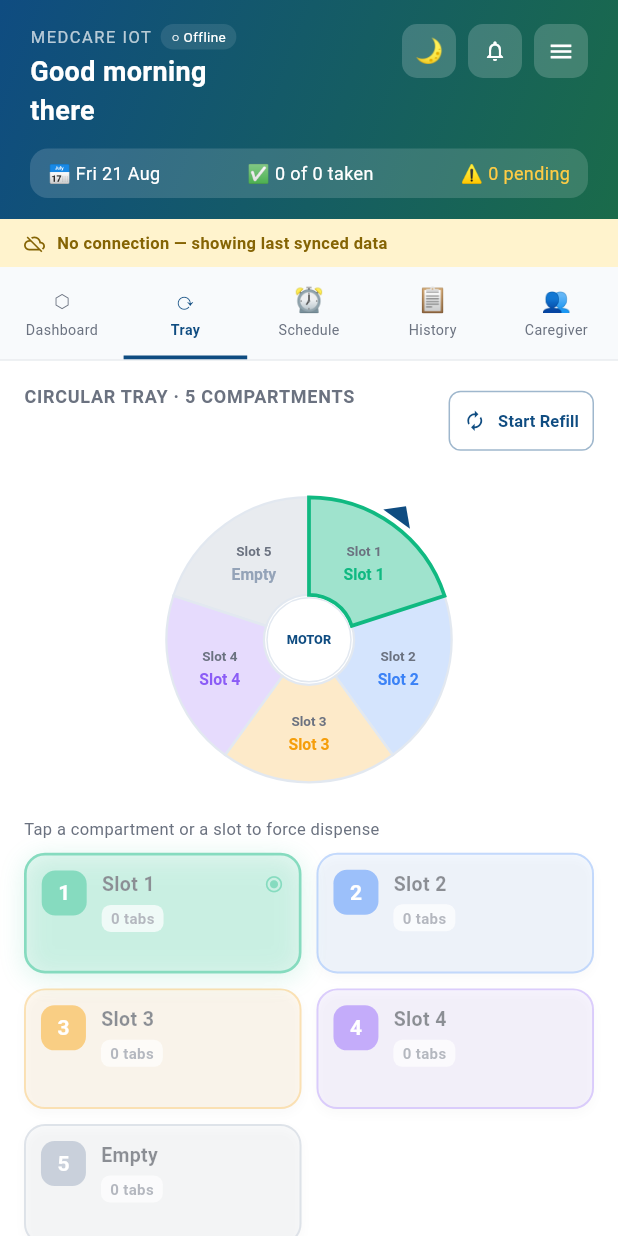
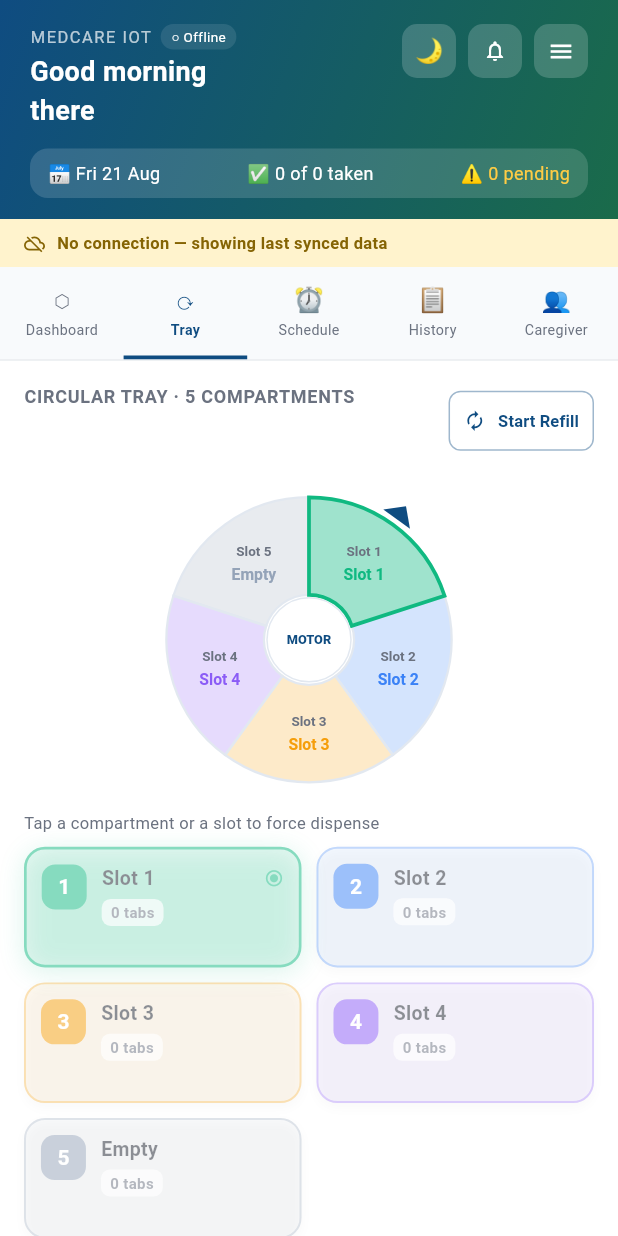
Before and after one commit to mahebialom/medcare-iot-dispenser, a Flutter app: the ThemeReveal widget shown alone on an empty page, opened directly, swiped to page 2, on a phone screen of 412 x 824 dp. Run offline on Flutter 3.47's test engine with Material 3 defaults, Android fonts, the phone set to English and light mode, and no system bars; our stand-ins replace connectivity_plus, firebase_auth, firebase_core, firebase_database, firebase_messaging, flutter_local_notifications and 3 more; accounts and stored records are empty; generated files the repository leaves out were written again.

Commit message:
UI has been slightly improved

```diff
--- a/medcare_app/lib/app_root.dart
+++ b/medcare_app/lib/app_root.dart
@@ -491,14 +491,14 @@ void _showNotifications(BuildContext context, AppState app, AppColors c) {
                                   width: 28,
                                   height: 28,
                                   decoration: BoxDecoration(
-                                    color: c.muted.withOpacity(0.1),
+                                    color: c.muted.withOpacity(0.0),
                                     shape: BoxShape.rectangle,
                                   ),
                                   alignment: Alignment.center,
                                   child: Icon(
                                     Icons.close_rounded,
                                     color: c.muted,
-                                    size: 23,
+                                    size: 26,
                                   ),
                                 ),
                               ),
--- a/medcare_app/lib/screens/tray_screen.dart
+++ b/medcare_app/lib/screens/tray_screen.dart
@@ -162,7 +162,7 @@ class _TrayScreenState extends State<TrayScreen> with SingleTickerProviderStateM
             ),
           ),
         ),
-        const SizedBox(height: 8),
+        const SizedBox(height: 4),
         Text(
           busy
               ? 'Device is ${app.status.mode == 'refill' ? 'in refill mode' : 'busy'}. Try again shortly'
--- a/medcare_app/lib/widgets/theme_reveal.dart
+++ b/medcare_app/lib/widgets/theme_reveal.dart
@@ -54,7 +54,7 @@ class ThemeRevealState extends State<ThemeReveal> with SingleTickerProviderState
 
   late final AnimationController _controller = AnimationController(
     vsync: this,
-    duration: const Duration(milliseconds: 500),
+    duration: const Duration(milliseconds: 550),
   );
   late final Animation<double> _radius = CurvedAnimation(
     parent: _controller,
```
Also changed, not shown: medcare_app/lib/screens/settings_screen.dart (+11 -12 lines), medcare_app/pubspec.yaml (+8 -0 lines), medcare_app/assets/icons/foreground.png (added), medcare_app/assets/icons/icon.png (added), medcare_app/pubspec.lock, 13 other files.
